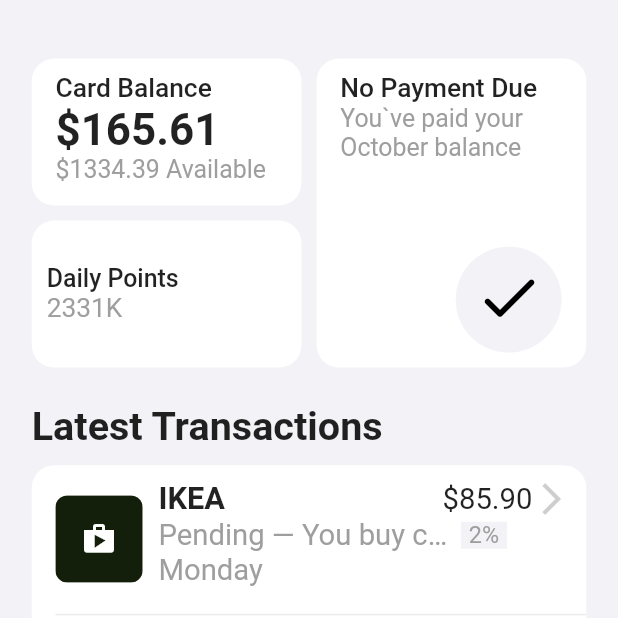
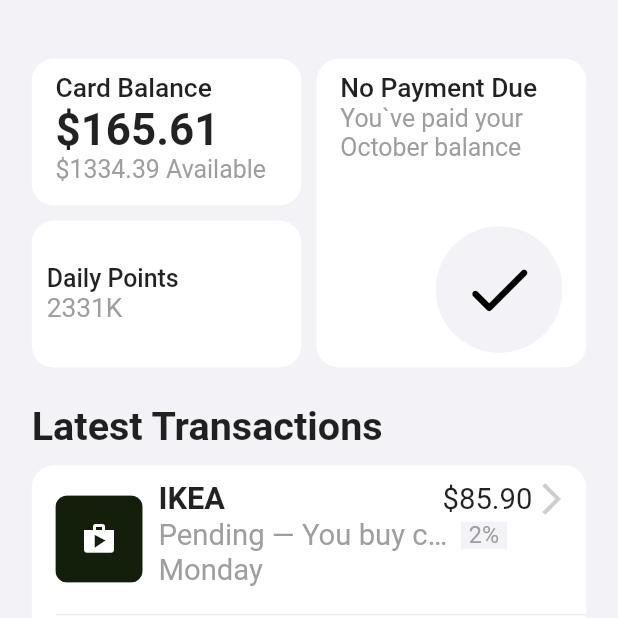
Before and after one commit to LisisFd/chaika-test, a Flutter app: the screen it shows after launch, on a phone screen of 412 x 824 dp, the top half of it. Run offline on Flutter 3.47's test engine with Material 2 defaults, Android fonts, the phone set to English and light mode, and no system bars; our stand-ins replace flutter_screenutil; accounts and stored records are empty.

```diff
--- a/lib/domain/entity/temperate _season.dart
+++ b/lib/domain/entity/temperate _season.dart
@@ -3,18 +3,24 @@ enum TemperateSeasonType { autumn, winter, spring, summer }
 class TemperateSeason {
   final int numberOfMonth;
   late final TemperateSeasonType seasonType;
+  late final DateTime firstDay;
 
   TemperateSeason({
     required this.numberOfMonth,
   }) {
+    DateTime dateTimeNow = DateTime.now();
     if ((numberOfMonth >= 1 && numberOfMonth <= 2) || numberOfMonth == 12) {
       seasonType = TemperateSeasonType.winter;
+      firstDay = DateTime(dateTimeNow.year, DateTime.december, 1);
     } else if (numberOfMonth >= 3 && numberOfMonth <= 5) {
       seasonType = TemperateSeasonType.spring;
+      firstDay = DateTime(dateTimeNow.year, DateTime.march, 1);
     } else if (numberOfMonth >= 6 && numberOfMonth <= 8) {
       seasonType = TemperateSeasonType.summer;
+      firstDay = DateTime(dateTimeNow.year, DateTime.june, 1);
     } else if (numberOfMonth >= 9 && numberOfMonth <= 11) {
       seasonType = TemperateSeasonType.autumn;
+      firstDay = DateTime(dateTimeNow.year, DateTime.september, 1);
     } else {
       throw Exception('This month does not exist.');
     }
--- /dev/null
+++ b/lib/domain/extentions/date_time_extention.dart
@@ -0,0 +1,37 @@
+import 'package:intl/intl.dart';
+
+extension ConvertDateTime on DateTime {
+  String parseToString() {
+    final int timeDifference = daysBetween(null);
+    if (timeDifference <= 1 && timeDifference >= -1) {
+      switch (timeDifference) {
+        case -1:
+          return 'Yesterday';
+        case 0:
+          return 'Today';
+        case 1:
+          return 'Tomorrow';
+      }
+    } else if (timeDifference >= -6 && _isDayInWeek(this)) {
+      return DateFormat('EEEE').format(this);
+    }
+    return DateFormat("d/M/yy").format(this);
+  }
+
+  int daysBetween(DateTime? from) {
+    if (from == null) {
+      from = DateTime.now();
+    } else {
+      from = DateTime(from.year, from.month, from.day);
+    }
+    final to = DateTime(year, month, day);
+    return (to.difference(from).inHours / 24).round();
+  }
+
+  bool _isDayInWeek(DateTime dateTime) {
+    if (DateTime.now().weekday - dateTime.weekday > 0) {
+      return true;
+    }
+    return false;
+  }
+}
--- /dev/null
+++ b/lib/domain/service/points_service.dart
@@ -0,0 +1,34 @@
+import 'package:chaika_test/domain/entity/temperate%20_season.dart';
+import 'package:chaika_test/domain/extentions/date_time_extention.dart';
+
+class PointsService {
+  PointsService._();
+
+  static String calculatePoints() {
+    DateTime dateTimeNow = DateTime.now();
+    TemperateSeason season = TemperateSeason(numberOfMonth: dateTimeNow.month);
+    int differenceDays = dateTimeNow.daysBetween(season.firstDay);
+
+    final double points = _considerPoints(differenceDays);
+    final String totalPoint = '${(points / 1000.0).round()}K';
+    return totalPoint;
+  }
+
+  static double _considerPoints(int days) {
+    double prePrevious = 0;
+    double previous = 0;
+    for (int i = 0; i < days; i++) {
+      if (i == 0) {
+        prePrevious = 2;
+      } else if (i == 1) {
+        previous = 3;
+      } else {
+        final result = prePrevious + previous * 0.6;
+
+        prePrevious = previous;
+        previous = result;
+      }
+    }
+    return previous;
+  }
+}
--- a/lib/ui/transactions_list/models/transaction_row_model.dart
+++ b/lib/ui/transactions_list/models/transaction_row_model.dart
@@ -8,7 +8,7 @@ class TransactionRowModel {
   final String? nameSender;
   final double _amount;
   final double? _cashBack;
-  final DateTime _transactionTime;
+  final String _transactionTime;
   final bool _isPending;
 
   String get amount {
@@ -38,38 +38,14 @@ class TransactionRowModel {
 
   String get timeTransaction {
     String startResult = nameSender != null ? "$nameSender — " : "";
-    final int timeDifference = _calculateDifference(_transactionTime);
-    if (timeDifference <= 1 && timeDifference >= -1) {
-      switch (timeDifference) {
-        case -1:
-          return '${startResult}Yesterday';
-        case 0:
-          return '${startResult}Today';
-        case 1:
-          return '${startResult}Tomorrow';
-      }
-    } else if (timeDifference >= -6 && _isDayInWeek(_transactionTime)) {
-      return '$startResult${DateFormat('EEEE').format(_transactionTime)}';
-    }
-    return '$startResult${DateFormat("d/M/yy").format(_transactionTime)}';
-  }
-
-  bool _isDayInWeek(DateTime dateTime) {
-    if (DateTime.now().weekday - dateTime.weekday > 0) {
-      return true;
-    }
-    return false;
-  }
-
-  int _calculateDifference(DateTime date) {
-    return date.difference(DateTime.now()).inDays;
+    return '$startResult$_transactionTime';
   }
 
   factory TransactionRowModel.fromTransaction(Transaction transaction) {
     return TransactionRowModel(
         id: transaction.id,
         transactionType: transaction.transactionType,
-        transactionTime: transaction.transactionTime,
+        transactionTime: transaction.transactionTime.parseToString(),
         isPending: transaction.isPending,
         name: transaction.name ??
             transaction.transactionType.fromString().capitalize(),
@@ -82,12 +58,12 @@ class TransactionRowModel {
   TransactionRowModel({
     required this.id,
     required this.name,
-    required this.nameSender,
-    required amount,
-    required cashBack,
+    this.nameSender,
+    required double amount,
+    required double? cashBack,
     required TransactionType transactionType,
     required String overview,
-    required DateTime transactionTime,
+    required String transactionTime,
     required bool isPending,
   })  : _transactionType = transactionType,
         _overview = overview,
--- a/lib/ui/transactions_list/models/transactions_list_model.dart
+++ b/lib/ui/transactions_list/models/transactions_list_model.dart
@@ -1,10 +1,10 @@
 import 'package:chaika_test/domain/entity/account_info.dart';
-import 'package:chaika_test/domain/entity/temperate%20_season.dart';
 import 'package:chaika_test/domain/entity/transaction.dart';
+import 'package:chaika_test/domain/extentions/date_time_extention.dart';
 import 'package:chaika_test/domain/service/account_service.dart';
+import 'package:chaika_test/domain/service/points_service.dart';
 import 'package:chaika_test/ui/navigation/main_navigation.dart';
 import 'package:flutter/material.dart';
-import 'package:intl/intl.dart';
 
 part 'transactions_list_view_model.dart';
 part 'transaction_row_model.dart';
--- a/lib/ui/transactions_list/models/transactions_list_view_model.dart
+++ b/lib/ui/transactions_list/models/transactions_list_view_model.dart
@@ -13,62 +13,11 @@ class TransactionsListViewModel {
     return result;
   }
 
-  String calculatePoints() {
-    DateTime dateTimeNow = DateTime.now();
-    TemperateSeason season = TemperateSeason(numberOfMonth: dateTimeNow.month);
-    int differenceDays;
-    switch (season.seasonType) {
-      case TemperateSeasonType.autumn:
-        differenceDays =  _daysBetween(DateTime(dateTimeNow.year, DateTime.september, 1),dateTimeNow);
-        break;
-      case TemperateSeasonType.winter:
-        differenceDays = DateTime(dateTimeNow.year, DateTime.december, 1)
-            .difference(dateTimeNow)
-            .inDays;
-        break;
-      case TemperateSeasonType.spring:
-        differenceDays = DateTime(dateTimeNow.year, DateTime.march, 1)
-            .difference(dateTimeNow)
-            .inDays;
-        break;
-      case TemperateSeasonType.summer:
-        differenceDays = _daysBetween(DateTime(dateTimeNow.year, DateTime.june, 1),dateTimeNow);
-        break;
-    }
-    final double points = _considerPoints(differenceDays);
-    final String totalPoint = '${(points / 1000.0).round()}K';
-    return totalPoint;
-  }
-
-  int _daysBetween(DateTime from, DateTime to) {
-    from = DateTime(from.year, from.month, from.day);
-    to = DateTime(to.year, to.month, to.day);
-    return (to.difference(from).inHours / 24).round();
-  }
-
-  double _considerPoints(int days) {
-    double prePrevious = 0;
-    double previous = 0;
-    for (int i = 0; i < days; i++) {
-      if (i == 0) {
-        prePrevious = 2;
-      } else if (i == 1) {
-        previous = 3;
-      } else {
-        final result = prePrevious + previous * 0.6;
-
-        prePrevious = previous;
-        previous = result;
-      }
-    }
-    return previous;
-  }
-
   TransactionsListViewModel({
     required this.transactions,
     required double cardBalance,
   }) : _cardBalance = cardBalance {
-    dailyPoints = calculatePoints();
+    dailyPoints = PointsService.calculatePoints();
   }
 
   factory TransactionsListViewModel.fromAccountInfo(AccountInfo accountInfo) {
--- a/lib/ui/transactions_list/widgets/header_widget.dart
+++ b/lib/ui/transactions_list/widgets/header_widget.dart
@@ -131,7 +131,6 @@ class _PaymentStatusWidget extends StatelessWidget {
   }
 }
 
-///TODO: Change to Two Containers
 class _CheckIcon extends StatelessWidget {
   const _CheckIcon({
     Key? key,
@@ -139,30 +138,19 @@ class _CheckIcon extends StatelessWidget {
 
   @override
   Widget build(BuildContext context) {
-    return SizedBox(
-      width: 80.w,
-      height: 80.h,
-      child: Stack(
-        fit: StackFit.expand,
-        children: [
-          Positioned(
-            right: -6.w,
-            child: Icon(
-              Icons.circle,
-              color: UiDecorationColors.defaultAppColor,
-              size: 80.w,
-            ),
-          ),
-          Positioned(
-            top: 80.w / 5,
-            right: 80.w / 7,
-            child: Icon(
-              Icons.check_rounded,
-              color: Colors.black,
-              size: 90.w / 2,
-            ),
-          )
-        ],
+    return ClipOval(
+      child: ColoredBox(
+        color: UiDecorationColors.defaultAppColor,
+        child: SizedBox(
+          width: 80.w,
+          height: 80.w,
+          child: Center(
+              child: Icon(
+            Icons.check_rounded,
+            color: Colors.black,
+            size: 50.w,
+          )),
+        ),
       ),
     );
   }
```
